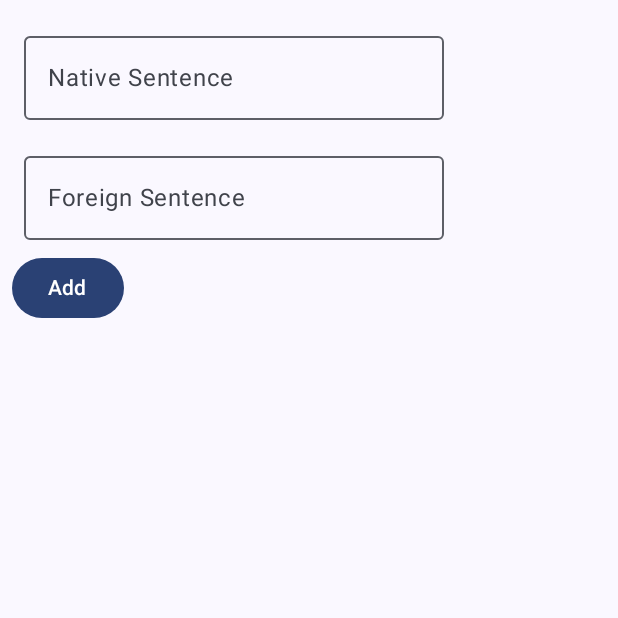
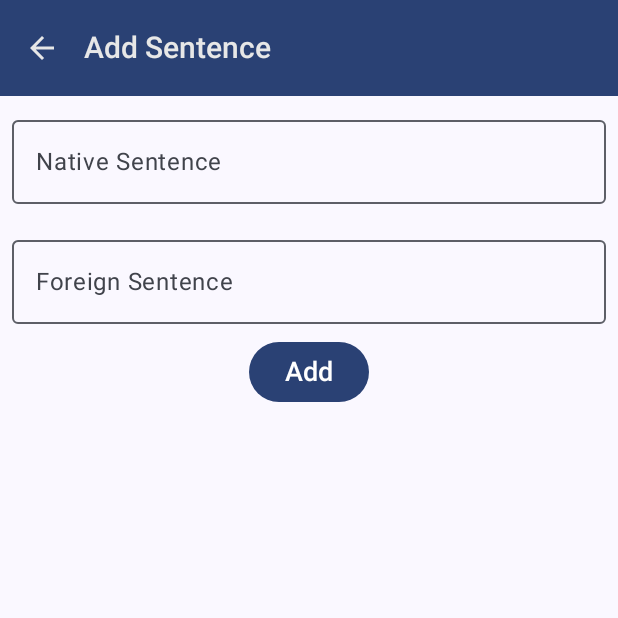
Before and after one commit to ana-znv/translate-trainer, an Android app built with Jetpack Compose: the AddSentenceScreen screen opened through its navigation route, on a phone screen of 412 x 824 dp, the top half of it. Run offline under Robolectric (Android 15) with nearby library versions, the phone set to English and light mode, and no system bars; our stand-ins replace Room's generated code.

Commit message:
styled add sentence screen

```diff
--- a/app/src/main/java/com/example/translatetrainer/MainActivity.kt
+++ b/app/src/main/java/com/example/translatetrainer/MainActivity.kt
@@ -6,6 +6,7 @@ import androidx.activity.compose.setContent
 import androidx.activity.enableEdgeToEdge
 import androidx.compose.foundation.layout.fillMaxSize
 import androidx.compose.foundation.layout.padding
+import androidx.compose.foundation.layout.statusBarsPadding
 import androidx.compose.material3.Scaffold
 import androidx.compose.material3.Surface
 import androidx.compose.ui.Modifier
@@ -18,7 +19,7 @@ class MainActivity : ComponentActivity() {
         enableEdgeToEdge()
         setContent {
             TranslateTrainerTheme {
-                Scaffold(modifier = Modifier.fillMaxSize()) { innerPadding ->
+                Scaffold(modifier = Modifier.fillMaxSize().statusBarsPadding()) { innerPadding ->
                     Surface(modifier = Modifier.padding(innerPadding)) {
                         val viewModel = SentenceViewModel()
                         NavController(viewModel)
--- a/app/src/main/java/com/example/translatetrainer/ui/screen/AddSentenceScreen.kt
+++ b/app/src/main/java/com/example/translatetrainer/ui/screen/AddSentenceScreen.kt
@@ -2,25 +2,38 @@ package com.example.translatetrainer.ui.screen
 
 import androidx.compose.foundation.layout.Box
 import androidx.compose.foundation.layout.Column
-import androidx.compose.foundation.layout.Row
-import androidx.compose.foundation.layout.fillMaxHeight
 import androidx.compose.foundation.layout.fillMaxWidth
 import androidx.compose.foundation.layout.padding
+import androidx.compose.material.icons.Icons
+import androidx.compose.material.icons.automirrored.filled.ArrowBack
 import androidx.compose.material3.Button
+import androidx.compose.material3.ExperimentalMaterial3Api
+import androidx.compose.material3.Icon
+import androidx.compose.material3.IconButton
+import androidx.compose.material3.MaterialTheme
 import androidx.compose.material3.OutlinedTextField
+import androidx.compose.material3.Scaffold
 import androidx.compose.material3.Text
+import androidx.compose.material3.TopAppBar
+import androidx.compose.material3.TopAppBarDefaults
 import androidx.compose.runtime.Composable
 import androidx.compose.runtime.getValue
 import androidx.compose.runtime.mutableStateOf
 import androidx.compose.runtime.remember
 import androidx.compose.runtime.setValue
+import androidx.compose.ui.Alignment
 import androidx.compose.ui.Modifier
+import androidx.compose.ui.graphics.Color
+import androidx.compose.ui.text.TextStyle
+import androidx.compose.ui.text.font.FontWeight
 import androidx.compose.ui.unit.dp
+import androidx.compose.ui.unit.sp
 import androidx.navigation.NavController
 import com.example.translatetrainer.data.SentenceViewModel
 
+@OptIn(ExperimentalMaterial3Api::class)
 @Composable
-fun AddSentenceScreen(navController: NavController, viewModel: SentenceViewModel) {
+fun AddSentenceScreen(navController: NavController ,viewModel: SentenceViewModel) {
 
     var nativeText by remember {
         mutableStateOf("")
@@ -30,10 +43,41 @@ fun AddSentenceScreen(navController: NavController, viewModel: SentenceViewModel
         mutableStateOf("")
     }
 
+    Scaffold(
+        topBar = {
+            TopAppBar(
+                navigationIcon = {
+                    IconButton(
+                        onClick = {
+                            navController.popBackStack()
+                        }
+                    ) {
+                        Icon(
+                            imageVector = Icons.AutoMirrored.Filled.ArrowBack,
+                            contentDescription = "Get back",
+                            tint = Color(0xFFE7E7E7)
+                        )
+                    }
+                },
+                title = {
+                    Text(text = "Add Sentence",
+                        color = Color(0xFFE7E7E7),
+                        fontSize = 20.sp,
+                        fontWeight = FontWeight.Medium
+                    )
+                },
+                colors = TopAppBarDefaults.centerAlignedTopAppBarColors(
+                    containerColor = MaterialTheme.colorScheme.primary,
+                    titleContentColor = MaterialTheme.colorScheme.primary,
+                )
+            )
+        }
+    ) { innerPadding ->
         Column(
             modifier = Modifier
-            .fillMaxHeight()
-            .padding(8.dp)
+                .fillMaxWidth()
+                .padding(innerPadding),
+            horizontalAlignment = Alignment.CenterHorizontally
         ) {
             Box(
                 modifier = Modifier
@@ -47,7 +91,8 @@ fun AddSentenceScreen(navController: NavController, viewModel: SentenceViewModel
                     },
                     label = {
                         Text(text = "Native Sentence")
-                }
+                    },
+                    modifier = Modifier.fillMaxWidth()
                 )
             }
             Box(
@@ -62,7 +107,9 @@ fun AddSentenceScreen(navController: NavController, viewModel: SentenceViewModel
                     },
                     label = {
                         Text(text = "Foreign Sentence")
-                }
+                    },
+                    modifier = Modifier.fillMaxWidth()
+
                 )
             }
             Button(
@@ -72,7 +119,15 @@ fun AddSentenceScreen(navController: NavController, viewModel: SentenceViewModel
                     foreignText = ""
                 }
             ) {
-            Text(text = "Add")
+                Text(
+                    text = "Add",
+                    style = TextStyle(
+                        fontSize = 18.sp,
+                        fontWeight = FontWeight.Medium
+                    )
+                )
             }
         }
     }
+
+}
```
Lines whose indentation alone changed are shown as unchanged.
